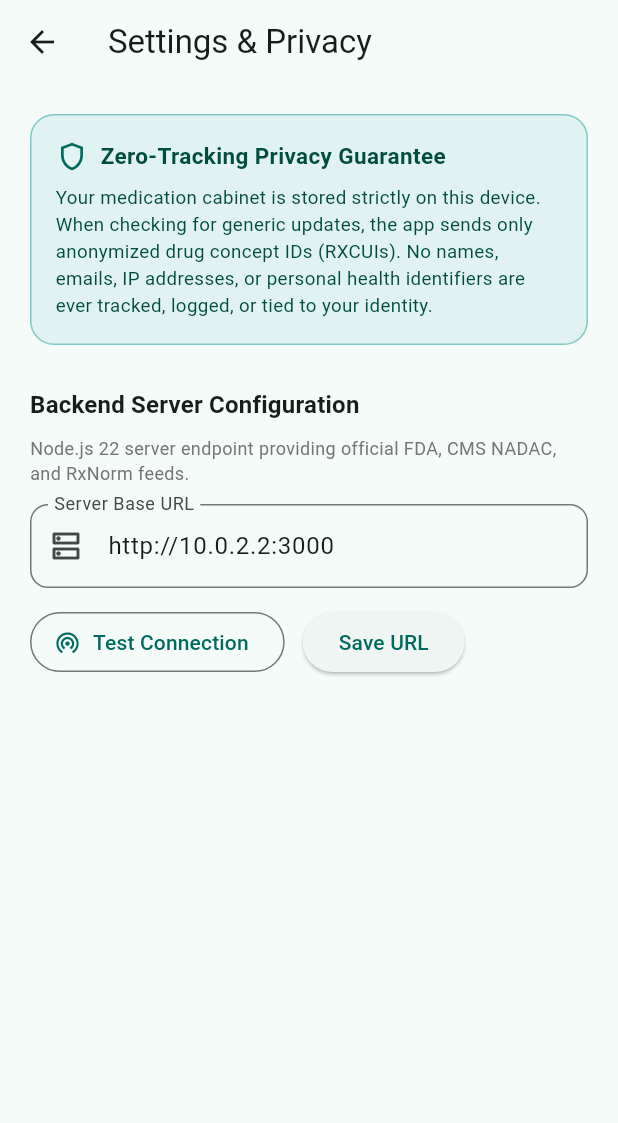
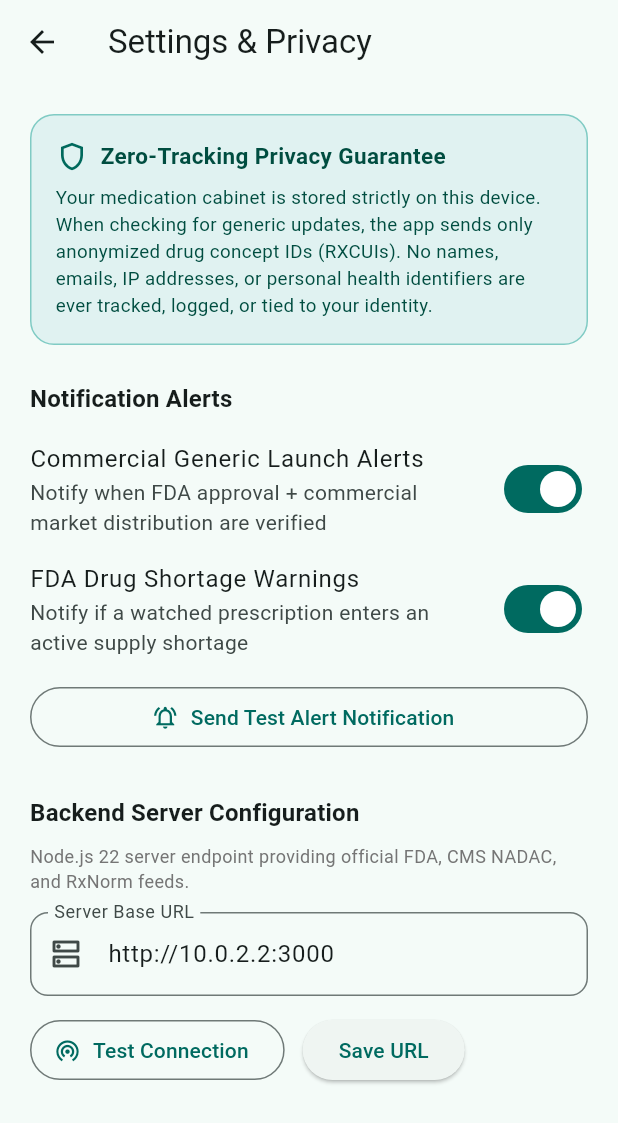
Before and after one commit to jacobyancey-bit/rx_savings_watch, a Flutter app: the SettingsScreen screen opened directly, on a phone screen of 412 x 824 dp. Shown: the top 1123 px of the screen. Run offline on Flutter 3.47's test engine with Material 3 defaults, Android fonts, the phone set to English and light mode, and no system bars; our stand-ins replace flutter_local_notifications, shared_preferences; accounts and stored records are empty.

Commit message:
feat(app): add local notifications service and background alerts

```diff
--- a/app/lib/screens/settings_screen.dart
+++ b/app/lib/screens/settings_screen.dart
@@ -2,6 +2,7 @@ import 'package:flutter/material.dart';
 import 'package:provider/provider.dart';
 import '../providers/cabinet_provider.dart';
 import '../services/api_service.dart';
+import '../services/notification_service.dart';
 
 class SettingsScreen extends StatefulWidget {
   const SettingsScreen({super.key});
@@ -45,9 +46,24 @@ class _SettingsScreenState extends State<SettingsScreen> {
     );
   }
 
+  Future<void> _sendTestNotification() async {
+    final notifs = NotificationService();
+    await notifs.showGenericLaunchNotification(
+      drugName: 'Vyvanse (Test)',
+      genericName: 'lisdexamfetamine dimesylate',
+      savingsPct: 93.0,
+    );
+    if (mounted) {
+      ScaffoldMessenger.of(context).showSnackBar(
+        const SnackBar(content: Text('Test notification dispatched to device')),
+      );
+    }
+  }
+
   @override
   Widget build(BuildContext context) {
     final theme = Theme.of(context);
+    final cabinet = context.watch<CabinetProvider>();
 
     return Scaffold(
       appBar: AppBar(
@@ -91,6 +107,35 @@ class _SettingsScreenState extends State<SettingsScreen> {
                 ),
               ],
             ),
+          ),
+
+          const SizedBox(height: 24),
+
+          // Notification Preferences
+          Text(
+            'Notification Alerts',
+            style: theme.textTheme.titleMedium?.copyWith(fontWeight: FontWeight.bold),
+          ),
+          const SizedBox(height: 8),
+          SwitchListTile(
+            contentPadding: EdgeInsets.zero,
+            title: const Text('Commercial Generic Launch Alerts'),
+            subtitle: const Text('Notify when FDA approval + commercial market distribution are verified'),
+            value: cabinet.allowLaunchNotifs,
+            onChanged: (val) => cabinet.setAllowLaunchNotifs(val),
+          ),
+          SwitchListTile(
+            contentPadding: EdgeInsets.zero,
+            title: const Text('FDA Drug Shortage Warnings'),
+            subtitle: const Text('Notify if a watched prescription enters an active supply shortage'),
+            value: cabinet.allowShortageNotifs,
+            onChanged: (val) => cabinet.setAllowShortageNotifs(val),
+          ),
+          const SizedBox(height: 8),
+          OutlinedButton.icon(
+            onPressed: _sendTestNotification,
+            icon: const Icon(Icons.notifications_active_outlined),
+            label: const Text('Send Test Alert Notification'),
           ),
 
           const SizedBox(height: 28),
--- a/app/pubspec.yaml
+++ b/app/pubspec.yaml
@@ -38,6 +38,7 @@ dependencies:
   shared_preferences: ^2.5.6
   intl: ^0.20.3
   provider: ^6.1.5+1
+  flutter_local_notifications: ^23.0.3
 
 dev_dependencies:
   flutter_test:
```
Also changed, not shown: app/lib/providers/cabinet_provider.dart (+49 -2 lines), app/lib/services/notification_service.dart (added, +119 -0 lines), app/lib/services/storage_service.dart (+22 -0 lines), app/pubspec.lock, 3 other files.
